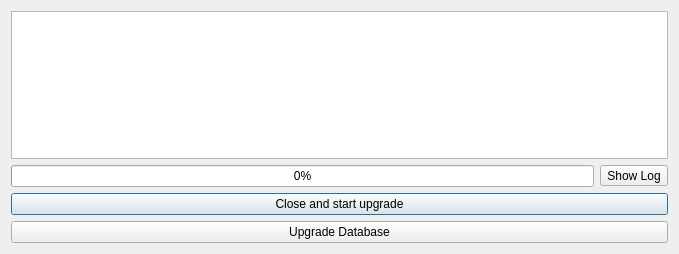
The window that autoupdatedialog.ui (ic005k/OCAuxiliaryTools) describes before a commit, drawn with Qt 5.
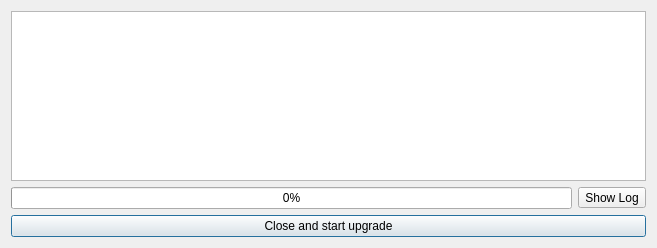
The same window after the commit.

Patch:
```diff
--- a/autoupdatedialog.ui
+++ b/autoupdatedialog.ui
@@ -6,10 +6,16 @@
    <rect>
     <x>0</x>
     <y>0</y>
-    <width>679</width>
-    <height>254</height>
+    <width>657</width>
+    <height>248</height>
    </rect>
   </property>
+  <property name="sizePolicy">
+   <sizepolicy hsizetype="Preferred" vsizetype="Preferred">
+    <horstretch>0</horstretch>
+    <verstretch>0</verstretch>
+   </sizepolicy>
+  </property>
   <property name="windowTitle">
    <string>Dialog</string>
   </property>
@@ -54,13 +60,6 @@
      </property>
     </widget>
    </item>
-   <item row="3" column="0" colspan="2">
-    <widget class="QPushButton" name="btnUpdateDatabase">
-     <property name="text">
-      <string>Upgrade Database</string>
-     </property>
-    </widget>
-   </item>
   </layout>
  </widget>
  <resources/>
```
Left out of the diff: 14 changed lines with no effect on the pictures.
